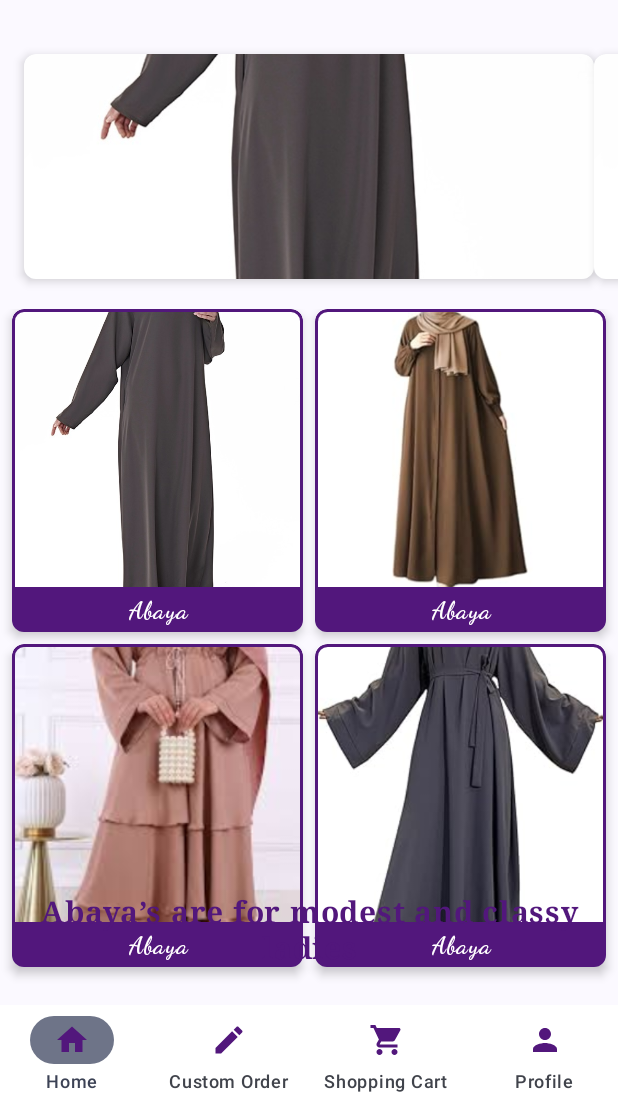
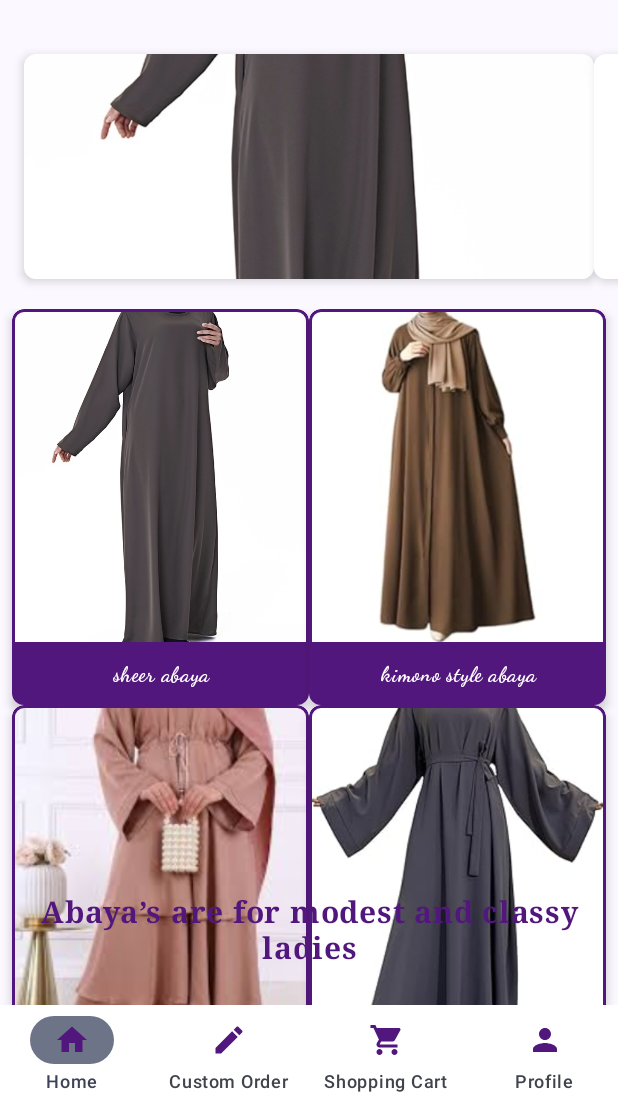
Before and after one commit to ahzirah/AzeezahBrand, an Android app built with Jetpack Compose: the HomeScreen screen opened through its navigation route, on a phone screen of 412 x 824 dp, the part 126-1236 px from its top. Run offline under Robolectric (Android 15) with nearby library versions, the light colour scheme and no system bars; our stand-ins replace Firebase (no records; nobody signed in at launch, a user with empty details on screens opened directly), accompanist.

Commit message:
Cart item integration

```diff
--- a/app/src/main/java/com/example/azeezahbrand/BottomNavGraph.kt
+++ b/app/src/main/java/com/example/azeezahbrand/BottomNavGraph.kt
@@ -1,9 +1,11 @@
 package com.example.azeezahbrand
 
+import android.util.Log
 import androidx.compose.foundation.layout.PaddingValues
 import androidx.compose.foundation.layout.padding
 import androidx.compose.runtime.Composable
 import androidx.compose.ui.Modifier
+import androidx.lifecycle.viewmodel.compose.viewModel
 import androidx.navigation.NavHostController
 import androidx.navigation.compose.NavHost
 import androidx.navigation.compose.composable
@@ -12,6 +14,7 @@ import com.example.azeezahbrand.screens.HomeScreen
 import com.example.azeezahbrand.screens.OrderDetails
 import com.example.azeezahbrand.screens.ProfileScreen
 import com.example.azeezahbrand.screens.ShoppingCartScreen
+import com.example.azeezahbrand.viewmodel.HomeViewModel
 
 
 @Composable
@@ -26,8 +29,10 @@ fun BottomNavGraph(
         modifier = Modifier.padding(paddingValues)
     ) {
             composable(route = BottomNav.Home.route) {
-            HomeScreen()
+                val homeViewModel: HomeViewModel = viewModel()
+                HomeScreen(homeViewModel = homeViewModel)
             }
+
             composable(route = BottomNav.Profile.route) {
                 ProfileScreen()
             }
@@ -41,11 +46,8 @@ fun BottomNavGraph(
                 )
             }
             composable(route = BottomNav.ShoppingCart.route) {
-            ShoppingCartScreen(cartItems = cartItems)
+               ShoppingCartScreen()
+
             }
     }
 }
-
-fun ShoppingCartScreen(cartItems: MutableList<OrderDetails>) {
-    TODO("Not yet implemented")
-}
--- a/app/src/main/java/com/example/azeezahbrand/MainScreen.kt
+++ b/app/src/main/java/com/example/azeezahbrand/MainScreen.kt
@@ -1,5 +1,6 @@
 package com.example.azeezahbrand
 
+import android.util.Log
 import androidx.compose.foundation.layout.fillMaxWidth
 import androidx.compose.foundation.layout.height
 import androidx.compose.material3.Icon
@@ -10,6 +11,7 @@ import androidx.compose.material3.Text
 import androidx.compose.runtime.Composable
 import androidx.compose.runtime.getValue
 import androidx.compose.runtime.mutableStateListOf
+import androidx.compose.runtime.mutableStateOf
 import androidx.compose.runtime.remember
 import androidx.compose.ui.Modifier
 import androidx.compose.ui.graphics.Color
@@ -25,6 +27,7 @@ import com.example.azeezahbrand.screens.OrderDetails
 @Composable
 fun MainScreen() {
     val navController = rememberNavController()
+    val cartItemCount = remember { mutableStateOf(0) }
     val cartItems = remember { mutableStateListOf<OrderDetails>() }
     Scaffold(
         bottomBar = {
@@ -48,7 +51,9 @@ fun BottomBar(navController: NavHostController) {
     val currentDestination = navBackStackEntry?.destination
 
 
-    NavigationBar(modifier = Modifier.fillMaxWidth().height(70.dp), containerColor = Color.White) {
+    NavigationBar(modifier = Modifier
+        .fillMaxWidth()
+        .height(70.dp), containerColor = Color.White) {
         screens.forEach{ screen ->
             NavigationBarItem(
                 label = {
--- a/app/src/main/java/com/example/azeezahbrand/domain/repository/authRepository.kt
+++ b/app/src/main/java/com/example/azeezahbrand/domain/repository/AuthRepository.kt
@@ -50,4 +50,8 @@ class AuthenticationRepository(){
             Result.failure(e)
         }
     }
+
+    suspend fun currentUser(): FirebaseUser? {
+        return firebaseAuth.currentUser
+    }
 }
--- /dev/null
+++ b/app/src/main/java/com/example/azeezahbrand/domain/repository/ShoppingRepository.kt
@@ -0,0 +1,75 @@
+package com.example.azeezahbrand.domain.repository
+
+import com.google.firebase.firestore.FirebaseFirestore
+import com.google.firebase.firestore.QuerySnapshot
+import com.google.firebase.firestore.toObject
+import kotlinx.coroutines.tasks.await
+
+class ShoppingRepository {
+
+    val firestore = FirebaseFirestore.getInstance();
+
+    suspend inline fun <reified T: Any> saveDocument(
+        collectionName: String,
+        data: T,
+        documentId: String
+    ): Boolean {
+
+        return try {
+
+            firestore.collection(collectionName)
+                .document(documentId)
+                .set(data)
+                .await()
+            true
+        } catch (e: Exception){
+            e.printStackTrace()
+            false
+        }
+    }
+
+
+    suspend inline fun <reified T: Any> saveManyDoc(
+        collectionName: String,
+        items: List<Pair<String, T>>
+    ): Boolean{
+
+        return try {
+            val batch = firestore.batch()
+
+            items.forEach { (id, data) ->
+                val documentRef = firestore.collection(collectionName).document(id)
+                batch.set(documentRef, data)
+            }
+
+            batch.commit()
+            true
+
+        }catch (e: Exception){
+            e.printStackTrace()
+            false
+        }
+    }
+
+
+    suspend inline fun <reified T: Any> fetchDocuments(
+        collection: String,
+        queryParams: Pair<String, Any>
+    ): List<T>
+    {
+        return try {
+            val (fieldKey, fieldValue) = queryParams
+
+            val snapshot: QuerySnapshot = firestore.collection(collection)
+                .whereEqualTo(fieldKey, fieldValue)
+                .limit(50).get().await()
+
+            snapshot.documents.mapNotNull { resultItems -> resultItems.toObject<T>()  }
+
+            emptyList()
+        }catch (e: Exception){
+            e.printStackTrace()
+            emptyList()
+        }
+    }
+}
--- /dev/null
+++ b/app/src/main/java/com/example/azeezahbrand/model/Shop.kt
@@ -0,0 +1,55 @@
+package com.example.azeezahbrand.model
+import com.example.azeezahbrand.R
+import com.google.protobuf.Empty
+
+import java.util.UUID
+
+data class CartItem (
+    var id: String = "",
+    var imageId: Int = 0,
+    var productName: String = "",
+    var productdescription: String = "",
+    var size: String = ""
+)
+
+data class  Product (
+    var productid: String = "",
+    var imageId: Int = 0,
+    var productName: String = "",
+    var productdescription: String = "",
+    var size: List<String> = emptyList()
+
+
+)
+
+// Dummy product Data
+val productList = listOf(
+    Product(
+        productid = UUID.randomUUID().toString(),
+        imageId = R.drawable.abaya1,
+        productName = "sheer abaya",
+        productdescription = "",
+        size = listOf("xm", "xxl")
+    ),
+    Product(
+        productid = UUID.randomUUID().toString(),
+        imageId = R.drawable.abaya2,
+        productName = "kimono style abaya",
+        productdescription = "",
+        size = listOf("xm", "xxl")
+    ),
+    Product(
+        productid = UUID.randomUUID().toString(),
+        imageId = R.drawable.abaya3,
+        productName = "classic abaya",
+        productdescription = "",
+        size = listOf("xm", "xxl")
+    ),
+    Product(
+        productid = UUID.randomUUID().toString(),
+        imageId = R.drawable.abaya4,
+        productName = "elegant abaya",
+        productdescription = "",
+        size = listOf("xm", "xxl")
+    )
+)
--- /dev/null
+++ b/app/src/main/java/com/example/azeezahbrand/model/User.kt
@@ -0,0 +1,4 @@
+package com.example.azeezahbrand.model
+
+//data class User(
+//)
--- a/app/src/main/java/com/example/azeezahbrand/screens/Home.kt
+++ b/app/src/main/java/com/example/azeezahbrand/screens/Home.kt
@@ -1,8 +1,10 @@
 package com.example.azeezahbrand.screens
 
+import android.util.Log
 import androidx.compose.foundation.Image
 import androidx.compose.foundation.background
 import androidx.compose.foundation.border
+import androidx.compose.foundation.clickable
 import androidx.compose.foundation.layout.Arrangement
 import androidx.compose.foundation.layout.Box
 import androidx.compose.foundation.layout.Column
@@ -16,6 +18,9 @@ import androidx.compose.foundation.layout.height
 import androidx.compose.foundation.layout.padding
 import androidx.compose.foundation.layout.size
 import androidx.compose.foundation.layout.width
+import androidx.compose.foundation.lazy.grid.GridCells
+import androidx.compose.foundation.lazy.grid.LazyVerticalGrid
+import androidx.compose.foundation.lazy.grid.items
 import androidx.compose.foundation.rememberScrollState
 import androidx.compose.foundation.shape.RoundedCornerShape
 import androidx.compose.foundation.verticalScroll
@@ -24,6 +29,9 @@ import androidx.compose.material3.CardDefaults
 import androidx.compose.material3.Text
 import androidx.compose.runtime.Composable
 import androidx.compose.runtime.LaunchedEffect
+import androidx.compose.runtime.getValue
+import androidx.compose.runtime.mutableStateOf
+import androidx.compose.runtime.remember
 import androidx.compose.ui.Alignment
 import androidx.compose.ui.Modifier
 import androidx.compose.ui.graphics.Color
@@ -39,13 +47,20 @@ import androidx.compose.ui.unit.dp
 import androidx.compose.ui.unit.sp
 import com.example.azeezahbrand.R
 import androidx.compose.runtime.rememberCoroutineScope
+import androidx.compose.runtime.setValue
+import com.example.azeezahbrand.model.Product
+import com.example.azeezahbrand.viewmodel.HomeViewModel
 import com.google.accompanist.pager.HorizontalPager
 import com.google.accompanist.pager.HorizontalPagerIndicator
 import com.google.accompanist.pager.rememberPagerState
 import kotlinx.coroutines.delay
 
 @Composable
-fun HomeScreen() {
+fun HomeScreen(homeViewModel: HomeViewModel) {
+    var showDialog by remember { mutableStateOf(false) }
+    var selectedAbaya by remember { mutableStateOf("") }
+
+
     Box(
         modifier = Modifier
             .fillMaxSize()
@@ -88,12 +103,29 @@ fun HomeScreen() {
         Column(
             modifier = Modifier
                 .fillMaxSize()
-                .padding(top = 290.dp,start=8.dp,end=8.dp) // Adjust this for proper alignment below the header
-                .verticalScroll(rememberScrollState()),
-            horizontalAlignment = Alignment.CenterHorizontally
+                .padding(top = 290.dp, start = 8.dp, end = 8.dp)
         ) {
-            ImageGrid()
+
+            // Loop through the list and create rows with 2 items each
+            LazyVerticalGrid(
+                columns = GridCells.Fixed(2), // 2 columns in the grid
+                contentPadding = PaddingValues(0.dp),
+                horizontalArrangement = Arrangement.spacedBy(0.dp),
+                verticalArrangement = Arrangement.spacedBy(0.dp)
+            ) {
+
+                items(homeViewModel.products){ product ->
+                    ProductCard(
+                        product = product,
+                        onProductClick = { clickedProduct ->
+                            Log.d("PRODUCT_CLICKED", "HomeScreen: ${clickedProduct.productName}")
+                        }
+                    )
+                }
+            }
+
         }
+
 
         // Footer Text
         Text(
@@ -110,10 +142,71 @@ fun HomeScreen() {
                 .fillMaxWidth()
         )
     }
+    if (showDialog) {
+        AbayaDetailsDialog(abayaName = selectedAbaya) {
+            showDialog = false
+        }
+    }
 }
 
+
 @Composable
-fun ImageGrid() {
+fun ProductCard(
+    product: Product,
+    modifier: Modifier = Modifier,
+    onProductClick: (Product) -> Unit
+) {
+    Card(
+        shape = RoundedCornerShape(8.dp),
+        modifier = modifier
+            .aspectRatio(0.75f)
+            .clickable { onProductClick(product) }, // Adjust aspect ratio as needed
+        colors = CardDefaults.cardColors(containerColor = Color.Transparent),
+        elevation = CardDefaults.cardElevation(defaultElevation = 4.dp)
+    ) {
+        Column(modifier = Modifier.fillMaxSize()) {
+            // Image Section
+            Box(
+                modifier = Modifier
+                    .weight(1f)
+                    .fillMaxSize()
+                    .background(Color.White)
+                    .border(
+                        width = 2.dp,
+                        color = colorResource(id = R.color.brand_color),
+                        shape = RoundedCornerShape(topStart = 8.dp, topEnd = 8.dp)
+                    )
+            ) {
+                Image(
+                    painter = painterResource(id = product.imageId),
+                    contentDescription = product.productName,
+                    contentScale = ContentScale.Crop,
+                    modifier = Modifier.fillMaxSize()
+                )
+            }
+
+            // Text Section
+            Box(
+                modifier = Modifier
+                    .fillMaxWidth()
+                    .background(colorResource(id = R.color.brand_color)),
+                contentAlignment = Alignment.Center
+            ) {
+                Text(
+                    text = product.productName,
+                    color = Color.White,
+                    fontSize = 14.sp,
+                    fontWeight = FontWeight.Bold,
+                    textAlign = TextAlign.Center,
+                    modifier = Modifier.padding(vertical = 8.dp))
+            }
+        }
+    }
+}
+
+
+@Composable
+fun CarouselSlider() {
     val images = listOf(
         R.drawable.abaya1,
         R.drawable.abaya2,
@@ -121,136 +214,12 @@ fun ImageGrid() {
         R.drawable.abaya4
     )
 
-    Column(
-        modifier = Modifier.fillMaxWidth(),
-        horizontalAlignment = Alignment.CenterHorizontally
-    ) {
-        for (i in images.indices step 2) {
-            Row(
-                horizontalArrangement = Arrangement.spacedBy(8.dp),
-                modifier = Modifier.fillMaxWidth()
-            ) {
-                // First item in the row
-                images.getOrNull(i)?.let { image ->
-                    Card(
-                        shape = RoundedCornerShape(8.dp),
-                        modifier = Modifier
-                            .weight(1f) // Ensure both items in a row take equal space
-                            .aspectRatio(0.9f), // Adjust aspect ratio for abaya display
-                        colors = CardDefaults.cardColors(containerColor = Color.Transparent),
-                        elevation = CardDefaults.cardElevation(defaultElevation = 4.dp)
-                    ) {
-                        Column(modifier = Modifier.fillMaxSize()) {
-                            // Image Section
-                            Box(
-                                modifier = Modifier
-                                    .weight(0.8f)
-                                    .fillMaxSize()
-                                    .background(Color.White) // Background for the image
-                                    .border(
-                                        width = 2.dp,
-                                        color = colorResource(id = R.color.brand_color), // Border in brand color
-                                        shape = RoundedCornerShape(topStart = 8.dp, topEnd = 8.dp)
-                                    )
-                            ) {
-                                Image(
-                                    painter = painterResource(id = image),
-                                    contentDescription = "Abaya Image",
-                                    contentScale = ContentScale.Crop,
-                                    modifier = Modifier.fillMaxSize()
-                                )
-                            }
-
-                            // Text Section with Purple Background
-                            Box(
-                                modifier = Modifier
-                                    .weight(0.12f)
-                                    .fillMaxWidth()
-                                    .background(colorResource(id = R.color.brand_color)), // Purple background
-                                contentAlignment = Alignment.Center
-                            ) {
-                                Text(
-                                    text = "Abaya", // Replace with dynamic text if necessary
-                                    color = Color.White,
-                                    fontSize = 16.sp,
-                                    fontWeight = FontWeight.Bold,
-                                    textAlign = TextAlign.Center
-                                )
-                            }
-                        }
-                    }
-                }
-                // Second item in the row
-                images.getOrNull(i + 1)?.let { image ->
-                    Card(
-                        shape = RoundedCornerShape(8.dp),
-                        modifier = Modifier
-                            .weight(1f) // Ensure both items in a row take equal space
-                            .aspectRatio(0.9f), // Adjust aspect ratio for abaya display
-                        colors = CardDefaults.cardColors(containerColor = Color.Transparent),
-                        elevation = CardDefaults.cardElevation(defaultElevation = 4.dp)
-                    ) {
-                        Column(modifier = Modifier.fillMaxSize()) {
-                            // Image Section
-                            Box(
-                                modifier = Modifier
-                                    .weight(0.8f)
-                                    .fillMaxSize()
-                                    .background(Color.White) // Background for the image
-                                    .border(
-                                        width = 2.dp,
-                                        color = colorResource(id = R.color.brand_color), // Border in brand color
-                                        shape = RoundedCornerShape(topStart = 8.5.dp, topEnd = 8.5.dp)
-                                    )
-                            ) {
-                                Image(
-                                    painter = painterResource(id = image),
-                                    contentDescription = "Abaya Image",
-                                    contentScale = ContentScale.Crop,
-                                    modifier = Modifier.fillMaxSize()
-                                )
-                            }
-
-                            // Text Section with Purple Background
-                            Box(
-                                modifier = Modifier
-                                    .weight(0.12f)
-                                    .fillMaxWidth()
-                                    .background(colorResource(id = R.color.brand_color)), // Purple background
-                                contentAlignment = Alignment.Center
-                            ) {
-                                Text(
-                                    text = "Abaya", // Replace with dynamic text if necessary
-                                    color = Color.White,
-                                    fontSize = 16.sp,
-                                    fontWeight = FontWeight.Bold,
-                                    textAlign = TextAlign.Center
-                                )
-                            }
-                        }
-                    }
-                }
-            }
-            Spacer(modifier = Modifier.height(8.dp)) // Space between rows
-        }
-    }
-}
-
-@Composable
-fun CarouselSlider() {
-    val images = listOf(
-        R.drawable.abaya1,
-        R.drawable.abaya1,
-        R.drawable.abaya1,
-        R.drawable.abaya1
-    )
-
     val pagerState = rememberPagerState()
     val coroutineScope = rememberCoroutineScope()
 
     LaunchedEffect(pagerState.currentPage) {
         while (true) {
-            delay(3000) // Slide every 3 seconds
+            delay(3000)
             val nextPage = (pagerState.currentPage + 1) % images.size
             pagerState.animateScrollToPage(nextPage)
         }
@@ -258,7 +227,8 @@ fun CarouselSlider() {
 
     Column(
         modifier = Modifier
-            .fillMaxWidth().padding(top = 120.dp)
+            .fillMaxWidth()
+            .padding(top = 120.dp)
             .height(150.dp)
     ) {
         HorizontalPager(
@@ -295,10 +265,58 @@ fun CarouselSlider() {
     }
 }
 
-//}
+@Composable
+fun AbayaDetailsDialog(
+    abayaName: String,
+    onDismissRequest: () -> Unit
+) {
+    androidx.compose.material.AlertDialog(
+        onDismissRequest = onDismissRequest,
+        title = {
+            Text(
+                text = abayaName,
+                fontSize = 20.sp,
+                fontWeight = FontWeight.Bold,
+                color = colorResource(id = R.color.brand_color)
+            )
+        },
+        text = {
+            Column {
+                Text(text = "Select Size:")
+                Spacer(modifier = Modifier.height(8.dp))
+                Row(
+                    horizontalArrangement = Arrangement.spacedBy(8.dp)
+                ) {
+                    listOf("S", "M", "L", "XL").forEach { size ->
+                        Text(
+                            text = size,
+                            modifier = Modifier
+                                .border(1.dp, colorResource(id = R.color.brand_color))
+                                .padding(horizontal = 12.dp, vertical = 4.dp)
+                        )
+                    }
+                }
+                Spacer(modifier = Modifier.height(16.dp))
+                Text(text = "Price: $49.99")
+            }
+        },
+        confirmButton = {
+            androidx.compose.material.TextButton(onClick = onDismissRequest) {
+                Text("Add to Cart", color = colorResource(id = R.color.brand_color))
+            }
+        },
+        dismissButton = {
+            androidx.compose.material.TextButton(onClick = onDismissRequest) {
+                Text("Cancel", color = Color.Gray)
+            }
+        }
+    )
+}
+
+
 
 @Composable
 @Preview
 fun HomeScreenPreview() {
-    HomeScreen()
+    HomeScreen(HomeViewModel())
 }
--- /dev/null
+++ b/app/src/main/java/com/example/azeezahbrand/viewmodel/HomeViewModel.kt
@@ -0,0 +1,84 @@
+package com.example.azeezahbrand.viewmodel
+
+import androidx.compose.runtime.mutableStateListOf
+import androidx.compose.runtime.snapshots.SnapshotStateList
+import androidx.lifecycle.ViewModel
+import androidx.lifecycle.viewModelScope
+import com.example.azeezahbrand.domain.repository.AuthenticationRepository
+import com.example.azeezahbrand.domain.repository.ShoppingRepository
+import com.example.azeezahbrand.model.CartItem
+import com.example.azeezahbrand.model.Product
+import com.example.azeezahbrand.model.productList
+import kotlinx.coroutines.launch
+import java.util.UUID
+
+class HomeViewModel: ViewModel(){
+
+    val authRepo = AuthenticationRepository()
+    val shoppingRepository = ShoppingRepository()
+
+
+    private val _cartItems = mutableStateListOf<CartItem>()
+    val cartItems: SnapshotStateList<CartItem> get() = _cartItems
+
+    private val _products = mutableStateListOf<Product>()
+    val products: SnapshotStateList<Product> get() = _products
+
+    var currentUserID: String? = null
+
+
+
+    init {
+        viewModelScope.launch {
+            fetchCurrentUserID()
+            fetchCartItem()
+            fetchProducts()
+        }
+    }
+
+
+    private suspend fun fetchCurrentUserID() {
+        currentUserID = authRepo.currentUser()?.uid
+    }
+
+
+    private suspend fun fetchCartItem(){
+        val queryFilter = Pair("userId", currentUserID!!)
+
+        try {
+            val cartItemList =  shoppingRepository.fetchDocuments<CartItem>("cartItem", queryFilter)
+            _cartItems.addAll(cartItemList)
+
+        }catch (e: Exception){
+            e.printStackTrace()
+            // - TODO - Put a log statement here.
+        }
+    }
+
+    fun fetchProducts() {
+        // Fetch dummy data
+        _products.addAll(productList)
+    }
+
+    fun addToCartList (cartItem: CartItem){
+         // To simulate quick UI update, we will first add item to local List
+        // First we would create a shallow copy of the current state of the cart, add the newItem to the cart and then
+        _cartItems.add(cartItem)
+
+        //  then persist the item addition in firestore
+        viewModelScope.launch {
+            try {
+
+                val cartItemId = UUID.randomUUID().toString()
+                cartItem.id = cartItemId
+                shoppingRepository.saveDocument("cartItem", cartItem, cartItem.id)
+
+            }catch (e: Exception){
+                e.printStackTrace()
+                // You can add a log here to debug if you are getting unexpected result.
+            }
+        }
+
+
+    }
+}
```
Also changed, not shown: app/src/main/java/com/example/azeezahbrand/screens/ShoppingCart.kt (+13 -126 lines). Lines whose indentation alone changed are shown as unchanged.
